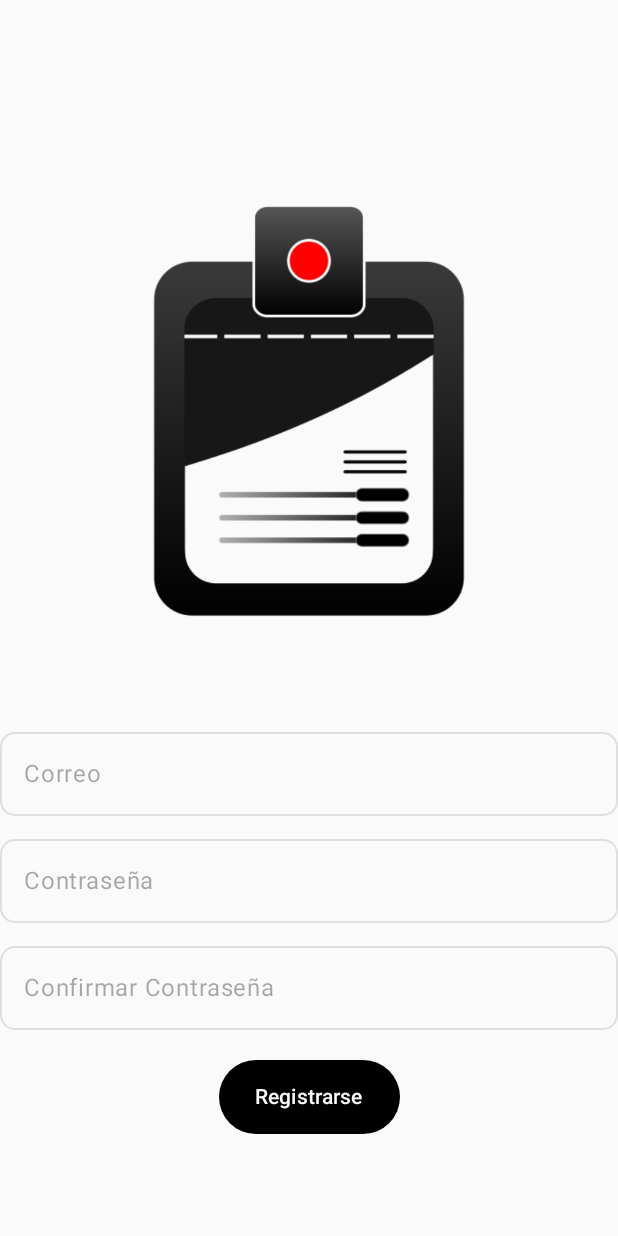
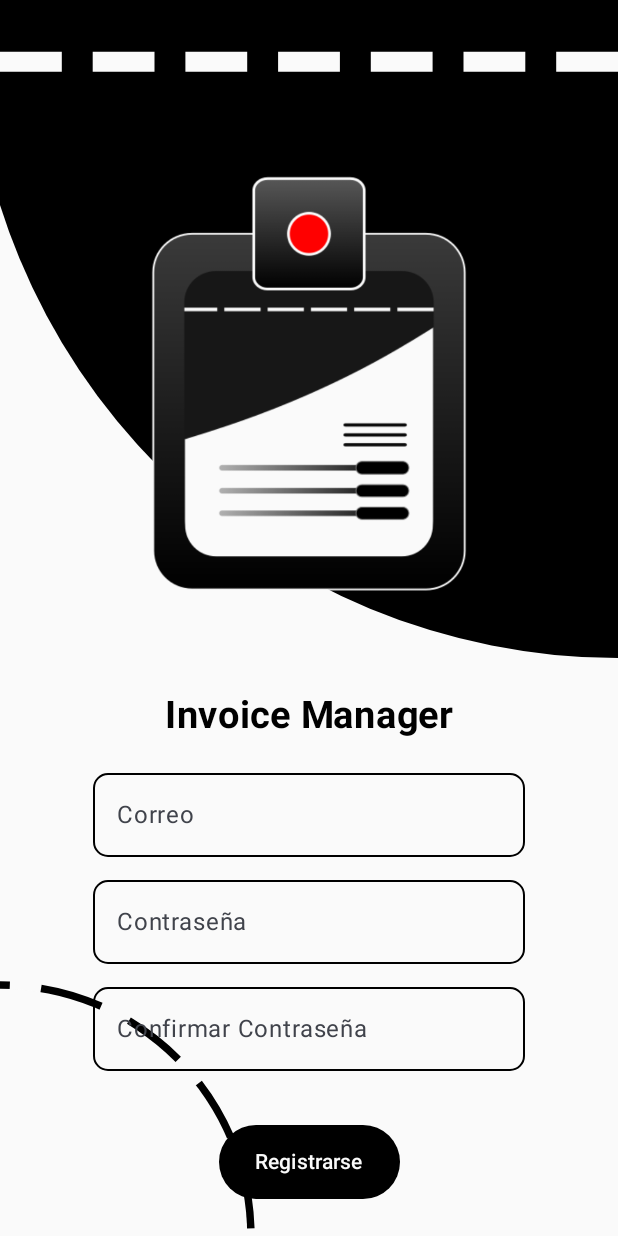
Before and after one commit to JUANITOTELO/InvoiceManagerApp, an Android app built with Jetpack Compose: the screen it shows after launch (MainActivity), after a tap on "Registrarse", on a phone screen of 412 x 824 dp. Run offline under Robolectric (Android 15) with nearby library versions, the light colour scheme and no system bars; our stand-ins replace Firebase (no records; nobody signed in at launch, a user with empty details on screens opened directly).

Commit message:
Little bugs

```diff
--- a/app/src/main/AndroidManifest.xml
+++ b/app/src/main/AndroidManifest.xml
@@ -21,7 +21,6 @@
         tools:targetApi="31">
         <activity
             android:name="com.devdavidm.invoicemanagerapp.MainActivity"
-            android:windowSoftInputMode="adjustResize"
             android:exported="true"
             android:screenOrientation="portrait"
             android:theme="@style/Theme.InvoiceManagerApp">
--- a/app/src/main/java/com/devdavidm/invoicemanagerapp/onboardingpage/OnboardingPage.kt
+++ b/app/src/main/java/com/devdavidm/invoicemanagerapp/onboardingpage/OnboardingPage.kt
@@ -19,6 +19,7 @@ import androidx.compose.ui.Modifier
 import androidx.compose.ui.geometry.Offset
 import androidx.compose.ui.graphics.Color
 import androidx.compose.ui.graphics.PathEffect
+import androidx.compose.ui.graphics.drawscope.Stroke
 import androidx.compose.ui.platform.LocalConfiguration
 import androidx.compose.ui.res.painterResource
 import androidx.compose.ui.text.font.FontWeight
@@ -50,6 +51,20 @@ fun OnboardingPage(navController: NavController){
                     end = Offset(size.width, size.height*0.05f),
                     strokeWidth = 20f,
                     pathEffect = PathEffect.dashPathEffect(floatArrayOf(size.width*0.1f, size.width*0.05f), 0f)
+                )
+                drawCircle(
+                    color = Color(0xFF000000),
+                    radius = size.width/2.5f,
+                    center = Offset(screenWidth.dp.toPx(), screenHeight.dp.toPx()),
+                    style = Stroke(
+                        width = 10.dp.toPx(),
+                        pathEffect = PathEffect.dashPathEffect(floatArrayOf(size.width*0.1f, size.width*0.05f), 0f)
+                    )
+                )
+                drawCircle(
+                    color = Color(0xFFFAFAFA),
+                    radius = size.width/2.5f,
+                    center = Offset(screenWidth.dp.toPx(), screenHeight.dp.toPx())
                 )
             }
         }
--- a/app/src/main/java/com/devdavidm/invoicemanagerapp/registerpage/RegisterPage.kt
+++ b/app/src/main/java/com/devdavidm/invoicemanagerapp/registerpage/RegisterPage.kt
@@ -2,6 +2,7 @@ package com.devdavidm.invoicemanagerapp.registerpage
 
 import android.widget.Toast
 import androidx.activity.ComponentActivity
+import androidx.compose.foundation.Canvas
 import androidx.compose.foundation.Image
 import androidx.compose.foundation.focusable
 import androidx.compose.foundation.gestures.detectTapGestures
@@ -11,6 +12,7 @@ import androidx.compose.foundation.layout.Spacer
 import androidx.compose.foundation.layout.fillMaxSize
 import androidx.compose.foundation.layout.fillMaxWidth
 import androidx.compose.foundation.layout.height
+import androidx.compose.foundation.layout.padding
 import androidx.compose.foundation.rememberScrollState
 import androidx.compose.foundation.shape.RoundedCornerShape
 import androidx.compose.foundation.text.KeyboardOptions
@@ -27,20 +29,26 @@ import androidx.compose.runtime.mutableStateOf
 import androidx.compose.runtime.remember
 import androidx.compose.ui.Alignment
 import androidx.compose.ui.Modifier
+import androidx.compose.ui.geometry.Offset
 import androidx.compose.ui.graphics.Color
+import androidx.compose.ui.graphics.PathEffect
+import androidx.compose.ui.graphics.drawscope.Stroke
 import androidx.compose.ui.graphics.painter.Painter
 import androidx.compose.ui.input.pointer.pointerInput
 import androidx.compose.ui.platform.LocalConfiguration
 import androidx.compose.ui.platform.LocalFocusManager
 import androidx.compose.ui.res.painterResource
 import androidx.compose.ui.text.AnnotatedString
+import androidx.compose.ui.text.font.FontWeight
 import androidx.compose.ui.text.input.KeyboardType
 import androidx.compose.ui.text.input.OffsetMapping
 import androidx.compose.ui.text.input.PasswordVisualTransformation
 import androidx.compose.ui.text.input.TextFieldValue
 import androidx.compose.ui.text.input.TransformedText
 import androidx.compose.ui.text.input.VisualTransformation
+import androidx.compose.ui.text.style.TextAlign
 import androidx.compose.ui.unit.dp
+import androidx.compose.ui.unit.sp
 import androidx.navigation.NavController
 import com.devdavidm.invoicemanagerapp.R
 import com.google.firebase.auth.FirebaseAuth
@@ -79,7 +87,35 @@ fun ContainerFocus(context: ComponentActivity, navController: NavController, aut
     val scrollState = rememberScrollState()
     val logo: Painter = painterResource(id = R.drawable.logo)
     val screenHeight = LocalConfiguration.current.screenHeightDp
-
+    val screenWidth = LocalConfiguration.current.screenWidthDp
+    Canvas(modifier = Modifier.fillMaxSize()) {
+        drawCircle(
+            color = Color(0xFF000000),
+            radius = size.width+30,
+            center = Offset(size.width, 10f)
+        )
+        drawLine(
+            color = Color(0xFFFAFAFA),
+            start = Offset(0f, size.height*0.05f),
+            end = Offset(size.width, size.height*0.05f),
+            strokeWidth = 20f,
+            pathEffect = PathEffect.dashPathEffect(floatArrayOf(size.width*0.1f, size.width*0.05f), 0f)
+        )
+        drawCircle(
+            color = Color(0xFF000000),
+            radius = size.width/2.5f,
+            center = Offset(0f, screenHeight.dp.toPx()),
+            style = Stroke(
+                width = 10.dp.toPx(),
+                pathEffect = PathEffect.dashPathEffect(floatArrayOf(size.width*0.1f, size.width*0.05f), 0f)
+            )
+        )
+        drawCircle(
+            color = Color(0xFFFAFAFA),
+            radius = size.width/2.5f,
+            center = Offset(0f, screenHeight.dp.toPx())
+        )
+    }
     Column(
         modifier = Modifier
             .fillMaxSize()
@@ -103,22 +139,35 @@ fun ContainerFocus(context: ComponentActivity, navController: NavController, aut
         val confirmPasswordValue = remember {
             mutableStateOf(TextFieldValue())
         }
+        Spacer(modifier = Modifier.height(25.dp))
         Image(painter = logo, contentDescription = "Logo")
-        TextInput(label = "Correo", mutableText = emailValue, enabled = false)
+        Text(
+            text = "Invoice Manager",
+            fontSize = 25.sp,
+            fontWeight = FontWeight.Bold,
+            textAlign = TextAlign.Center,
+            color = Color(0xFF000000)
+        )
+        Column(
+            Modifier.padding((0.15*screenWidth).dp, 16.dp)
+        ) {
+            TextInput(
+                label = "Correo",
+                mutableText = emailValue
+            )
             Spacer(modifier = Modifier.height(7.dp))
             TextInput(
                 label = "Contraseña",
                 password = true,
                 mutableText = passwordValue,
-            enabled = false
             )
             Spacer(modifier = Modifier.height(7.dp))
             TextInput(
                 label = "Confirmar Contraseña",
                 password = true,
                 mutableText = confirmPasswordValue,
-            enabled = false
             )
+        }
         Spacer(modifier = Modifier.height(20.dp))
         Button(
             modifier = Modifier.height((screenHeight*0.06).dp),
@@ -177,7 +226,9 @@ fun TextInput(
             unfocusedTextColor = Color(0xFF000000),
             disabledTextColor = Color(0xFF000000)
         ),
-        modifier = Modifier.focusable().fillMaxWidth(),
+        modifier = Modifier
+            .focusable()
+            .fillMaxWidth(),
         singleLine = true
     )
 }
```
Also changed, not shown: app/src/main/java/com/devdavidm/invoicemanagerapp/loginpage/LoginPage.kt (+48 -0 lines). Lines whose indentation alone changed are shown as unchanged.
